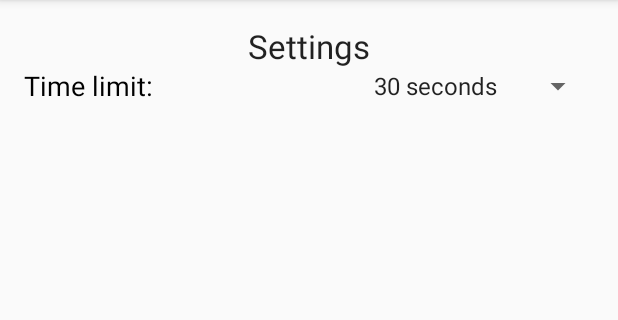
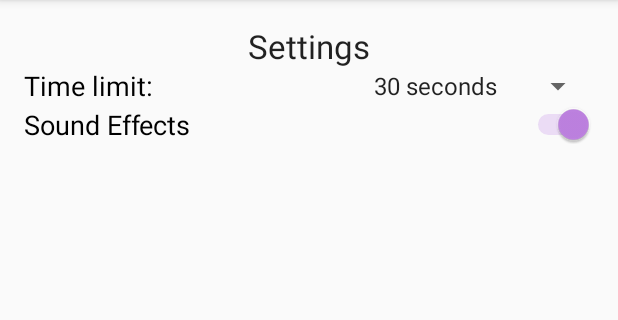
Before and after one commit to debkbanerji/better-charades, an Android app: the SettingsActivity screen opened directly, with no data from a screen before it, on a phone screen of 412 x 824 dp, the part 84-404 px from its top. Run offline under Robolectric (Android 15) with nearby library versions, the phone set to English and light mode, and no system bars.

Commit message:
Sound settings
Added option to enable/disable sound in settings

```diff
--- a/BetterCharades/app/src/main/java/com/example/bettercharades/SettingsActivity.java
+++ b/BetterCharades/app/src/main/java/com/example/bettercharades/SettingsActivity.java
@@ -54,15 +54,15 @@ public class SettingsActivity extends AppCompatActivity {
             }
         }
 
-//        soundSwitch = (Switch) findViewById(R.id.soundSwitch);
-//        soundSwitch.setChecked(soundOn);
-//        soundSwitch.setOnCheckedChangeListener(new CompoundButton.OnCheckedChangeListener() {
-//            @Override
-//            public void onCheckedChanged(CompoundButton buttonView, boolean isChecked) {
-//                soundOn = isChecked;
-//                writeSettings();
-//            }
-//        });
+        soundSwitch = (Switch) findViewById(R.id.soundSwitch);
+        soundSwitch.setChecked(soundOn);
+        soundSwitch.setOnCheckedChangeListener(new CompoundButton.OnCheckedChangeListener() {
+            @Override
+            public void onCheckedChanged(CompoundButton buttonView, boolean isChecked) {
+                soundOn = isChecked;
+                writeSettings();
+            }
+        });
 
         final List<String> times = new ArrayList<String>();
         times.add("30 seconds");
--- a/BetterCharades/app/src/main/res/layout/activity_settings.xml
+++ b/BetterCharades/app/src/main/res/layout/activity_settings.xml
@@ -38,14 +38,14 @@
         android:layout_alignParentStart="true" />
 
 
-    <!--<Switch-->
-        <!--android:layout_width="match_parent"-->
-        <!--android:layout_height="wrap_content"-->
-        <!--android:text="Sound Effects"-->
-        <!--android:id="@+id/soundSwitch"-->
-        <!--android:textAppearance="?android:attr/textAppearanceMedium"-->
-        <!--android:textColor="@android:color/black"-->
-        <!--android:layout_below="@+id/textView8"-->
-        <!--android:layout_alignParentLeft="true"-->
-        <!--android:layout_alignParentStart="true" />-->
+    <Switch
+        android:layout_width="match_parent"
+        android:layout_height="wrap_content"
+        android:text="Sound Effects"
+        android:id="@+id/soundSwitch"
+        android:textAppearance="?android:attr/textAppearanceMedium"
+        android:textColor="@android:color/black"
+        android:layout_below="@+id/textView8"
+        android:layout_alignParentLeft="true"
+        android:layout_alignParentStart="true" />
 </RelativeLayout>
```
